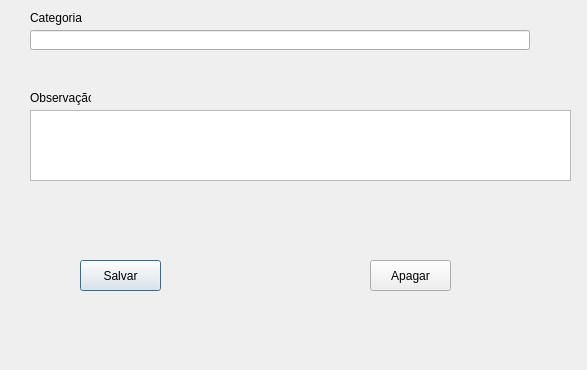
Old version of the form view/categoria.ui in the repository CGIA-Pesquisa-Desenvolvimento/evolucao_financeira-.
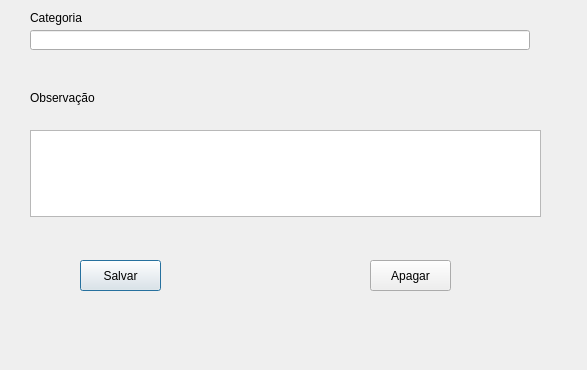
New version of the form.

Commit message: Insert na tela de categoria

Diff of the .ui file:
```diff
--- a/view/categoria.ui
+++ b/view/categoria.ui
@@ -18,7 +18,7 @@
     <rect>
      <x>30</x>
      <y>90</y>
-     <width>61</width>
+     <width>81</width>
      <height>16</height>
     </rect>
    </property>
@@ -62,16 +62,6 @@
     <string>Apagar</string>
    </property>
   </widget>
-  <widget class="QPlainTextEdit" name="pteObs">
-   <property name="geometry">
-    <rect>
-     <x>30</x>
-     <y>110</y>
-     <width>541</width>
-     <height>71</height>
-    </rect>
-   </property>
-  </widget>
   <widget class="QLabel" name="label">
    <property name="geometry">
     <rect>
@@ -85,6 +75,16 @@
     <string>Categoria</string>
    </property>
   </widget>
+  <widget class="QPlainTextEdit" name="pteObs">
+   <property name="geometry">
+    <rect>
+     <x>30</x>
+     <y>130</y>
+     <width>511</width>
+     <height>87</height>
+    </rect>
+   </property>
+  </widget>
  </widget>
  <resources/>
  <connections/>
```
The commit also changes 8 other files.
